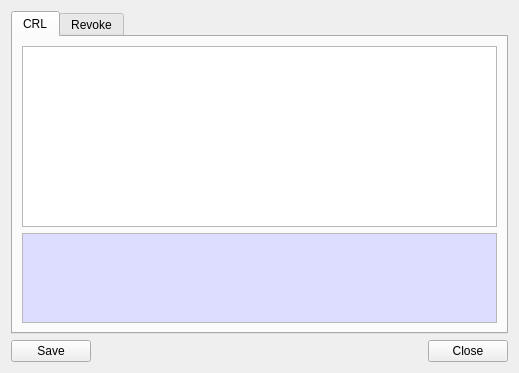
Old version of the form BerEditor/crl_info_dlg.ui in the repository jykim74/BerEditor.
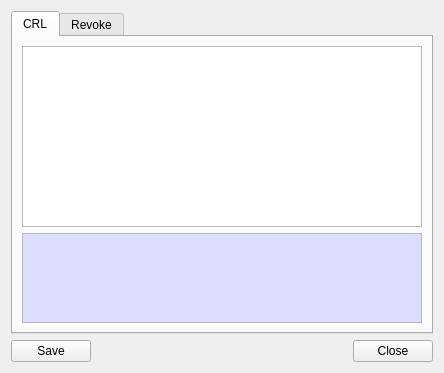
New version of the form. The open tabs and pages were chosen to show the change.

What changed in the file:
```diff
--- a/BerEditor/crl_info_dlg.ui
+++ b/BerEditor/crl_info_dlg.ui
@@ -6,7 +6,7 @@
    <rect>
     <x>0</x>
     <y>0</y>
-    <width>519</width>
+    <width>442</width>
     <height>373</height>
    </rect>
   </property>
@@ -39,6 +39,12 @@
        </item>
        <item>
         <widget class="QPlainTextEdit" name="mCRLDetailText">
+         <property name="minimumSize">
+          <size>
+           <width>400</width>
+           <height>0</height>
+          </size>
+         </property>
          <property name="maximumSize">
           <size>
            <width>16777215</width>
```
Left out of the diff: 2 changed lines with no effect on the pictures.
